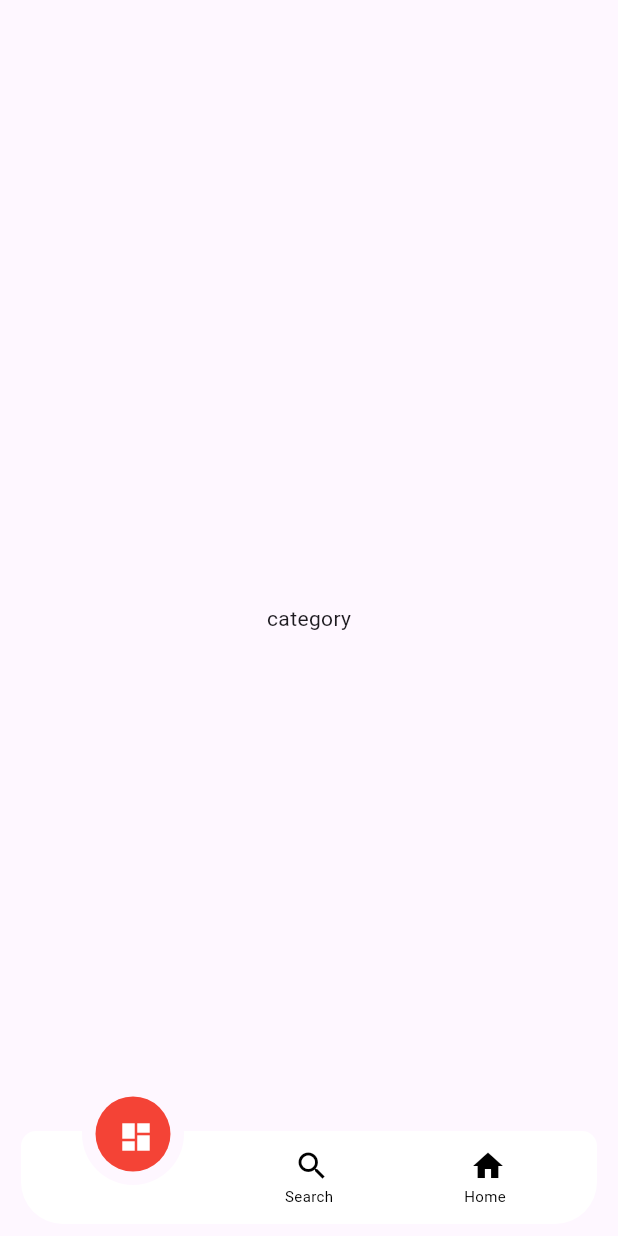
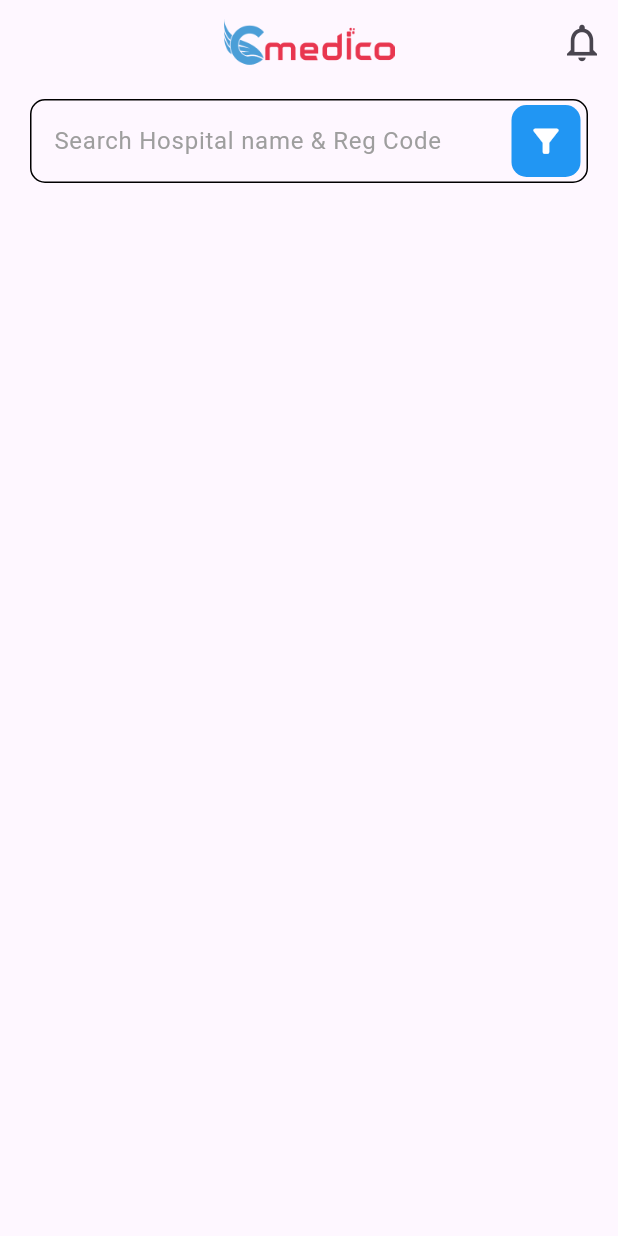
Before and after one commit to fahimshahariar09/doctor_appointment_project, a Flutter app: the screen it shows after launch, on a phone screen of 412 x 824 dp. Run offline on Flutter 3.47's test engine with Material 3 defaults, Android fonts, the phone set to English and light mode, and no system bars; drawn by our look-alikes of animated_notch_bottom_bar; our stand-ins replace get.

Commit message:
first commit

```diff
--- a/lib/main.dart
+++ b/lib/main.dart
@@ -1,5 +1,5 @@
 
-import 'package:doctor_appointment_project/view/screen/bottom_navi_bar/bottom_navi_bar.dart';
+import 'package:doctor_appointment_project/view/screen/hospital_screen/hospital_list.dart';
 import 'package:flutter/material.dart';
 import 'package:get/get.dart';
 
@@ -13,7 +13,7 @@ class MyApp extends StatelessWidget {
   Widget build(BuildContext context) {
     return const GetMaterialApp(
       debugShowCheckedModeBanner: false,
-      home: BottomNaviBar(),
+      home: HospitalList(),
     );
   }
 }
--- a/lib/view/common_widget/search_text_field.dart
+++ b/lib/view/common_widget/search_text_field.dart
@@ -1,7 +1,15 @@
 import 'package:flutter/material.dart';
 
 class SearchTextField extends StatelessWidget {
-  const SearchTextField({super.key});
+  const SearchTextField({
+    super.key,
+    required this.hText,
+    required this.icon,
+  });
+
+  final String hText;
+  final Icon icon;
+
 
   @override
   Widget build(BuildContext context) {
@@ -16,20 +24,26 @@ class SearchTextField extends StatelessWidget {
         border: OutlineInputBorder(
           borderRadius: BorderRadius.circular(10),
         ),
-        hintText: "Search Hospital for doctor",
+        hintText: hText,
         hintStyle: const TextStyle(
           color: Colors.grey,
         ),
-        suffixIcon: IconButton(
-            onPressed: () {},
-            icon: Container(
-                height: 46,
-                width: 46,
-                decoration: BoxDecoration(
-                  borderRadius: BorderRadius.circular(8),
-                  color: const Color(0xff22A6FE),
+        suffixIcon: Padding(
+          padding: const EdgeInsets.only(right: 5),
+          child: Container(
+            height: 40,
+            width: 46,
+            decoration: BoxDecoration(
+              borderRadius: BorderRadius.circular(10),
+              color: Colors.blue,
+            ),
+            child: icon ??
+                Icon(
+                  Icons.search,
+                  color: Colors.white,
                 ),
-                child: const Icon(Icons.search,color: Colors.white,))),
+          ),
+        ),
       ),
     );
   }
--- a/lib/view/screen/bottom_navi_bar/bottom_navi_bar.dart
+++ b/lib/view/screen/bottom_navi_bar/bottom_navi_bar.dart
@@ -29,13 +29,13 @@ class BottomNaviBar extends StatelessWidget {
                 maxLine: 1,
                 shadowElevation: 10,
                 kBottomRadius: 28.0,
-                notchColor: Colors.red,
+                notchColor: const Color(0xff22A6FE),
                 removeMargins: false,
                 bottomBarWidth: 500,
                 showShadow: false,
                 durationInMilliSeconds: 300,
                 showBottomRadius: true,
-                itemLabelStyle: const TextStyle(fontSize: 10, color: Colors.black),
+                itemLabelStyle: const TextStyle(fontSize: 10, color: Color(0xff000000)),
                 elevation: 1,
                 bottomBarItems: [
                   buildBottomBarItem(icon: Icons.dashboard, label: 'Category'),
--- a/lib/view/screen/home_page/home_page.dart
+++ b/lib/view/screen/home_page/home_page.dart
@@ -11,20 +11,17 @@ class HomePage extends StatelessWidget {
       appBar: AppBar(
         title: Image.asset(
           "assets/icon/Medico.png",
+          width: 114,
           height: 32,
-          width: 114,
         ),
         centerTitle: true,
         actions: [
           IconButton(
               onPressed: () {},
               icon: const Icon(
-                Icons.notifications_none_rounded,
+                Icons.notifications_none_outlined,
                 size: 30,
-              )),
-          const SizedBox(
-            width: 15,
-          )
+              ))
         ],
       ),
       body: SafeArea(
@@ -36,7 +33,10 @@ class HomePage extends StatelessWidget {
                 buildSizedBox(height: 10),
                 const Padding(
                   padding: EdgeInsets.symmetric(horizontal: 20),
-                  child: SearchTextField(),
+                  child: SearchTextField(
+                    hText: 'Search Hospital for doctor',
+                    icon: Icon(Icons.search,color: Colors.white,size: 25,),
+                  ),
                 ),
                 buildSizedBox(height: 20),
                 SingleChildScrollView(
@@ -49,14 +49,18 @@ class HomePage extends StatelessWidget {
                         height: 140,
                         fit: BoxFit.cover,
                       ),
-                      const SizedBox(width: 5,),
+                      const SizedBox(
+                        width: 5,
+                      ),
                       Image.asset(
                         "assets/slider/slide.png",
                         width: 216,
                         height: 140,
                         fit: BoxFit.cover,
                       ),
-                      const SizedBox(width: 5,),
+                      const SizedBox(
+                        width: 5,
+                      ),
                       Image.asset(
                         "assets/slider/slide.png",
                         width: 216,
--- /dev/null
+++ b/lib/view/screen/hospital_screen/hospital_list.dart
@@ -0,0 +1,49 @@
+import 'package:doctor_appointment_project/view/common_widget/search_text_field.dart';
+import 'package:flutter/material.dart';
+
+class HospitalList extends StatelessWidget {
+  const HospitalList({super.key});
+
+  @override
+  Widget build(BuildContext context) {
+    return Scaffold(
+      appBar: AppBar(
+        title: Image.asset(
+          "assets/icon/Medico.png",
+          width: 114,
+          height: 32,
+        ),
+        centerTitle: true,
+        actions: [
+          IconButton(
+            onPressed: () {},
+            icon: const Icon(
+              Icons.notifications_none_outlined,
+              size: 30,
+            ),
+          ),
+        ],
+      ),
+      body: SafeArea(
+        child: Column(
+          children: [
+            SizedBox(
+              height: 10,
+            ),
+            Padding(
+              padding: EdgeInsets.symmetric(horizontal: 20),
+              child: SearchTextField(
+                hText: 'Search Hospital name & Reg Code',
+                icon: Icon(
+                  Icons.filter_list_alt,
+                  color: Colors.white,
+                  size: 25,
+                ),
+              ),
+            ),
+          ],
+        ),
+      ),
+    );
+  }
+}
```
Also changed, not shown: assets/icon/clinic.png (added), assets/icon/delta.png (added), assets/icon/nexus.png (added), assets/icon/pranto.png (added).
